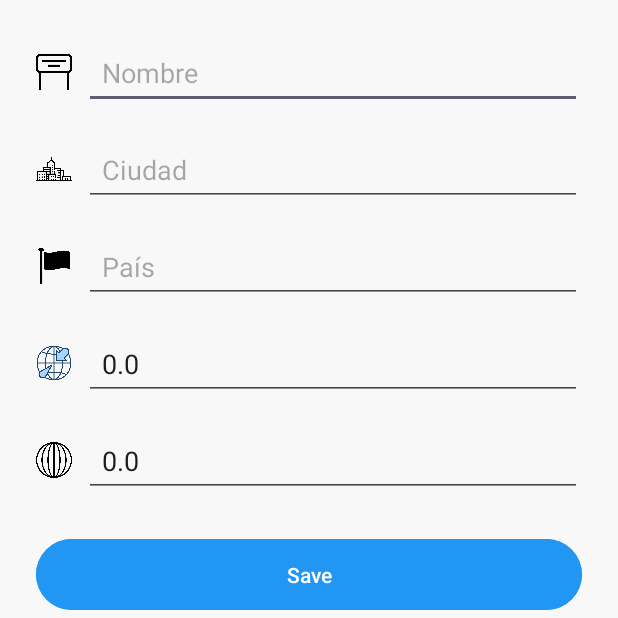
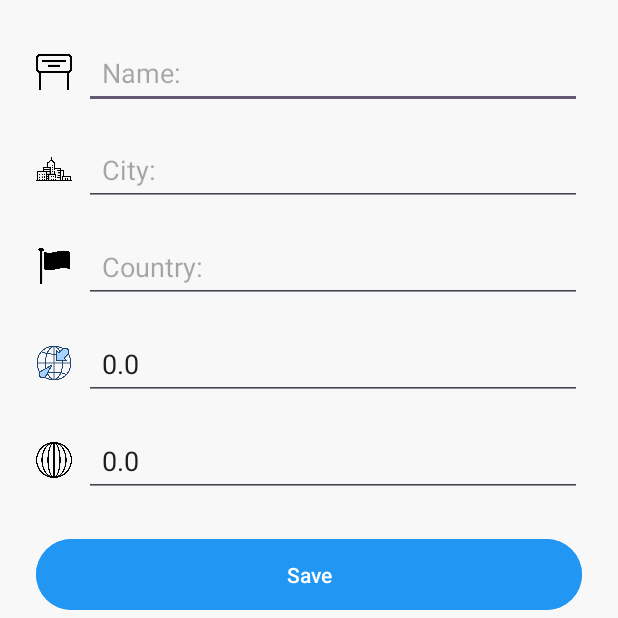
Before and after one commit to Danilab30/ChemsMapProject, an Android app: the EditTripActivity screen opened directly, with no data from a screen before it, on a phone screen of 412 x 824 dp, the top half of it. Run offline under Robolectric (Android 15) with nearby library versions, the phone set to English and light mode, and no system bars.

Commit message:
Se agregaron todos los strings del proyecto asi como su traducción en los diferentes idiomas a su strings.xml

```diff
--- a/app/src/main/java/mx/itson/cheemstour/EditTripActivity.kt
+++ b/app/src/main/java/mx/itson/cheemstour/EditTripActivity.kt
@@ -53,12 +53,12 @@ class EditTripActivity : AppCompatActivity() {
             RetrofitUtil.getApi()?.updateTrip(tripId, updatedTrip)
                 ?.enqueue(object : Callback<Void> {
                     override fun onResponse(call: Call<Void>, response: Response<Void>) {
-                        Toast.makeText(this@EditTripActivity, "Actualizado correctamente", Toast.LENGTH_SHORT).show()
+                        Toast.makeText(this@EditTripActivity, R.string.text_update_successful, Toast.LENGTH_SHORT).show()
                         finish()
                     }
 
                     override fun onFailure(call: Call<Void>, t: Throwable) {
-                        Toast.makeText(this@EditTripActivity, "Error al actualizar", Toast.LENGTH_SHORT).show()
+                        Toast.makeText(this@EditTripActivity, R.string.text_update_error, Toast.LENGTH_SHORT).show()
                     }
                 })
         }
--- a/app/src/main/java/mx/itson/cheemstour/TripFormActivity.kt
+++ b/app/src/main/java/mx/itson/cheemstour/TripFormActivity.kt
@@ -97,7 +97,7 @@ class TripFormActivity : AppCompatActivity(), View.OnClickListener, OnMapReadyCa
                         Toast.makeText(context,getString(R.string.text_saved_error),Toast.LENGTH_LONG).show()
                     }
                 } else {
-                    Log.e("Error", "Failed to save trip: ${response.code()}")
+                    Log.e("Error", R.string.text_saved_error.toString() + " ${response.code()}")
                 }
             }
             override fun onFailure(call: Call<Boolean>, t: Throwable) {
--- a/app/src/main/java/mx/itson/cheemstour/interfaces/CheemsAPI.kt
+++ b/app/src/main/java/mx/itson/cheemstour/interfaces/CheemsAPI.kt
@@ -12,15 +12,19 @@ import retrofit2.http.Path
 
 interface CheemsAPI {
 
+    //Leer los viajes
     @GET("trips")
     fun getTrips(): Call<List<Trip>>
 
+    //Crear un viaje
     @POST("trip")
     fun saveTrip(@Body trip: Trip): Call<Boolean>
 
+    //Eliminar un viaje
     @DELETE("trip/{id}")
     fun deleteTrip(@Path("id") id: Int): Call<Void>
 
+    //Actualizar un viaje
     @PUT("trip/{id}")
     fun updateTrip(@Path("id") id: Int, @Body trip: Trip): Call<Void>
 }
--- a/app/src/main/res/layout/activity_edit_trip.xml
+++ b/app/src/main/res/layout/activity_edit_trip.xml
@@ -10,7 +10,7 @@
         android:layout_height="wrap_content"
         android:orientation="vertical">
 
-        <!-- Campo: Nombre -->
+        <!-- Nombre -->
         <LinearLayout
             android:layout_width="match_parent"
             android:layout_height="wrap_content"
@@ -29,11 +29,11 @@
                 android:layout_width="0dp"
                 android:layout_weight="1"
                 android:layout_height="wrap_content"
-                android:hint="Nombre"
+                android:hint="@string/text_name"
                 android:padding="12dp"/>
         </LinearLayout>
 
-        <!-- Campo: Ciudad -->
+        <!-- Ciudad -->
         <LinearLayout
             android:layout_width="match_parent"
             android:layout_height="wrap_content"
@@ -52,11 +52,11 @@
                 android:layout_width="0dp"
                 android:layout_weight="1"
                 android:layout_height="wrap_content"
-                android:hint="Ciudad"
+                android:hint="@string/text_city"
                 android:padding="12dp"/>
         </LinearLayout>
 
-        <!-- Campo: País -->
+        <!-- País -->
         <LinearLayout
             android:layout_width="match_parent"
             android:layout_height="wrap_content"
@@ -75,11 +75,11 @@
                 android:layout_width="0dp"
                 android:layout_weight="1"
                 android:layout_height="wrap_content"
-                android:hint="País"
+                android:hint="@string/text_country"
                 android:padding="12dp"/>
         </LinearLayout>
 
-        <!-- Campo: Latitud -->
+        <!-- Latitud -->
         <LinearLayout
             android:layout_width="match_parent"
             android:layout_height="wrap_content"
@@ -98,12 +98,12 @@
                 android:layout_width="0dp"
                 android:layout_weight="1"
                 android:layout_height="wrap_content"
-                android:hint="Latitud"
+                android:hint="@string/text_latitude"
                 android:padding="12dp"
                 android:inputType="numberDecimal|numberSigned"/>
         </LinearLayout>
 
-        <!-- Campo: Longitud -->
+        <!-- Longitud -->
         <LinearLayout
             android:layout_width="match_parent"
             android:layout_height="wrap_content"
@@ -122,17 +122,17 @@
                 android:layout_width="0dp"
                 android:layout_weight="1"
                 android:layout_height="wrap_content"
-                android:hint="Longitud"
+                android:hint="@string/text_longitude"
                 android:padding="12dp"
                 android:inputType="numberDecimal|numberSigned"/>
         </LinearLayout>
 
-        <!-- Botón Guardar -->
+        <!-- Guardar -->
         <Button
             android:id="@+id/btnSave"
             android:layout_width="match_parent"
             android:layout_height="wrap_content"
-            android:text="@string/btn_save"
+            android:text="@string/text_save"
             android:textAllCaps="false"
             android:textColor="#FFFFFF"
             android:padding="14dp"
@@ -145,7 +145,7 @@
             android:layout_width="150dp"
             android:layout_height="150dp"
             android:layout_gravity="center"
-            android:contentDescription="Cheems viajero"
+            android:contentDescription="@string/text_traveler_cheems"
             android:src="@drawable/cheems_viajero" />
 
     </LinearLayout>
--- a/app/src/main/res/layout/elem_trip.xml
+++ b/app/src/main/res/layout/elem_trip.xml
@@ -47,7 +47,7 @@
             android:layout_height="40dp"
             android:background="?attr/selectableItemBackgroundBorderless"
             android:src="@drawable/ic_editar"
-            android:contentDescription="Actualizar"
+            android:contentDescription="@string/text_update"
             android:scaleType="centerInside"
              />
 
@@ -57,7 +57,7 @@
             android:layout_height="40dp"
             android:background="?attr/selectableItemBackgroundBorderless"
             android:src="@drawable/ic_eliminar"
-            android:contentDescription="Eliminar"
+            android:contentDescription="@string/text_delete"
             android:scaleType="centerInside"
              />
 
--- a/app/src/main/res/values-night/themes.xml
+++ /dev/null
@@ -1,7 +0,0 @@
-<resources xmlns:tools="http://schemas.android.com/tools">
-    <!-- Base application theme. -->
-    <style name="Base.Theme.CheemsTour" parent="Theme.Material3.DayNight.NoActionBar">
-        <!-- Customize your dark theme here. -->
-        <!-- <item name="colorPrimary">@color/my_dark_primary</item> -->
-    </style>
-</resources>
--- a/app/src/main/res/values/strings.xml
+++ b/app/src/main/res/values/strings.xml
@@ -6,6 +6,10 @@
     <string name="text_save">Save</string>
     <string name="text_saved_successful">Trip saved successfully</string>
     <string name="text_saved_error">Error saving trip</string>
+    <string name="text_update_successful">Trip updated successfully</string>
+    <string name="text_update_error">Error updating trip</string>
+    <string name="text_delete_successful">Trip deleted successfully</string>"
+    <string name="text_delete_error">Error deleting trip</string>
     <string name="text_button_list">Trips list</string>
     <string name="text_button_new">New Trip</string>
     <string name="text_button_map">Map Trip</string>
@@ -24,5 +28,17 @@
     <string name="text_open_map">Opening trip map</string>
     <string name="text_marker_set">Set location</string>
     <string name="text_weather_error">Could not get weather</string>
-    <string name="btn_save">Save</string>
+    <string name="text_update">Update</string>
+    <string name="text_delete">Delete</string>
+    <string name="text_traveler_cheems">Traveler Cheems</string>
+    <string name="text_latitude">Latitude</string>
+    <string name="text_longitude">Longitude</string>
+    <string name="text_server_error">Error in server response</string>
+    <string name="text_confirm_delete">Confirm delete</string>
+    <string name="text_delete_question">You want to delete the trip </string>
+    <string name="text_yes">Yes</string>
+    <string name="text_no">No</string>
+    <string name="text_api_failed">Call failed</string>
+    <string name="text_server_connection_failed">Error connecting to server</string>
+
 </resources>
```
Also changed, not shown: app/src/main/java/mx/itson/cheemstour/TripListActivity.kt (+9 -9 lines), app/src/main/res/layout/activity_trip_form.xml (+4 -4 lines), 6 other files.
